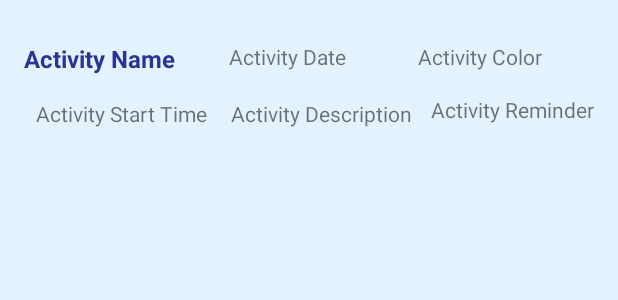
After one commit to D3deR/SmartManager, an Android app: the layout activity_list_row_blue.xml on its own in the app's theme, with its tools: preview values and no code run, on a phone screen of 412 x 824 dp. The commit adds this screen. Shown: the top 300 px of the screen. Run offline under Robolectric (Android 15) with nearby library versions, the phone set to English and light mode, and no system bars.

Commit message:
color activity list

```diff
--- /dev/null
+++ b/app/src/main/res/layout/activity_list_row_blue.xml
@@ -0,0 +1,75 @@
+<?xml version="1.0" encoding="utf-8"?>
+<androidx.constraintlayout.widget.ConstraintLayout
+    xmlns:android="http://schemas.android.com/apk/res/android"
+    xmlns:app="http://schemas.android.com/apk/res-auto"
+    xmlns:tools="http://schemas.android.com/tools"
+    android:layout_width="match_parent"
+    android:layout_height="match_parent"
+    android:background="@color/blueRow">
+
+    <TextView
+        android:id="@+id/textView_name"
+        android:layout_width="wrap_content"
+        android:layout_height="wrap_content"
+        android:layout_marginStart="16dp"
+        android:layout_marginTop="28dp"
+        android:text="@string/activity_listView_row_name"
+        android:textColor="@color/blueText"
+        android:textSize="16sp"
+        android:textStyle="bold"
+        app:layout_constraintStart_toStartOf="parent"
+        app:layout_constraintTop_toTopOf="parent" />
+
+    <TextView
+        android:id="@+id/textView_time"
+        android:layout_width="wrap_content"
+        android:layout_height="wrap_content"
+        android:layout_marginStart="8dp"
+        android:layout_marginTop="16dp"
+        android:text="@string/activity_listView_row_time"
+        app:layout_constraintStart_toStartOf="@+id/textView_name"
+        app:layout_constraintTop_toBottomOf="@+id/textView_name" />
+
+    <TextView
+        android:id="@+id/textView_description"
+        android:layout_width="wrap_content"
+        android:layout_height="wrap_content"
+        android:layout_marginStart="16dp"
+        android:layout_marginTop="16dp"
+        android:text="@string/activity_listView_row_description"
+        app:layout_constraintStart_toEndOf="@+id/textView_time"
+        app:layout_constraintTop_toBottomOf="@+id/textView_name" />
+
+    <TextView
+        android:id="@+id/textView_date"
+        android:layout_width="wrap_content"
+        android:layout_height="wrap_content"
+        android:layout_marginStart="36dp"
+        android:layout_marginTop="28dp"
+        android:text="@string/activity_listView_row_date"
+        app:layout_constraintStart_toEndOf="@+id/textView_name"
+        app:layout_constraintTop_toTopOf="parent" />
+
+    <TextView
+        android:id="@+id/textView_reminder"
+        android:layout_width="wrap_content"
+        android:layout_height="wrap_content"
+        android:layout_marginTop="16dp"
+        android:layout_marginEnd="16dp"
+        android:text="@string/activity_listView_row_reminder"
+        app:layout_constraintEnd_toEndOf="parent"
+        app:layout_constraintHorizontal_bias="1.0"
+        app:layout_constraintStart_toEndOf="@+id/textView_description"
+        app:layout_constraintTop_toBottomOf="@+id/textView_color" />
+
+    <TextView
+        android:id="@+id/textView_color"
+        android:layout_width="wrap_content"
+        android:layout_height="wrap_content"
+        android:layout_marginTop="28dp"
+        android:text="@string/activity_listView_row_color"
+        app:layout_constraintEnd_toEndOf="parent"
+        app:layout_constraintHorizontal_bias="0.485"
+        app:layout_constraintStart_toEndOf="@+id/textView_date"
+        app:layout_constraintTop_toTopOf="parent" />
+</androidx.constraintlayout.widget.ConstraintLayout>
--- a/app/src/main/res/values/colors.xml
+++ b/app/src/main/res/values/colors.xml
@@ -6,4 +6,11 @@
     <color name="black">#000000</color>
     <color name="colorAccent">#03DAC5</color>
     <color name="background">#14000000</color>
+
+    <color name="redRow">#ffebee</color>
+    <color name="redText">#8F1313</color>
+    <color name="blueRow">#e3f2fd</color>
+    <color name="blueText">#283593</color>
+    <color name="yellowRow">#fff9c4</color>
+    <color name="yellowText">#f9a825</color>
 </resources>
```
Also changed, not shown: app/src/main/java/com/example/smartmanager/ui/home/HomeFragment.kt (+71 -1 lines), app/src/main/res/layout/activity_list_row_red.xml (added, +75 -0 lines), app/src/main/res/layout/activity_list_row_yellow.xml (added, +75 -0 lines), app/src/main/res/values/strings.xml (line endings or trailing spaces).
